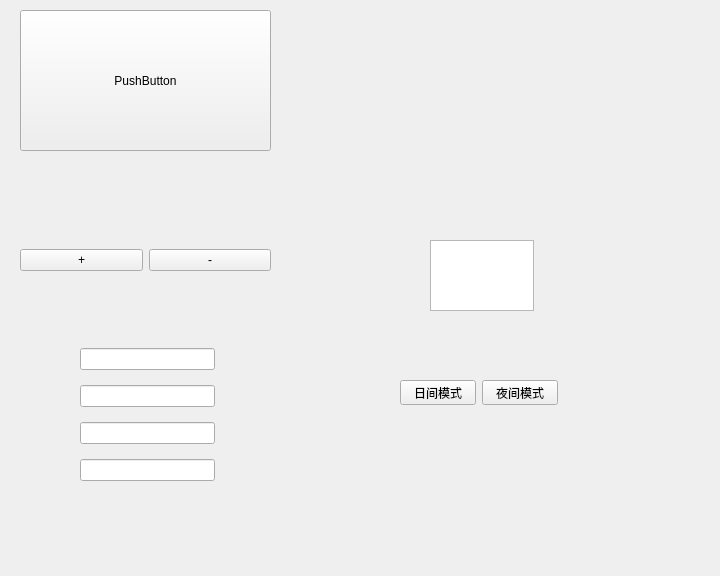
This is QWidget/widget.ui in EWIAW/Qt as Qt 5 draws it before an edit. The edited form follows.
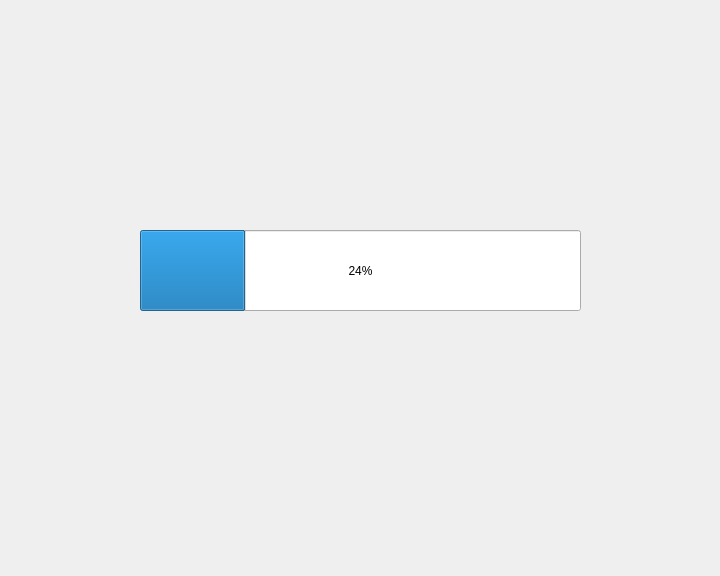
This is the edited form.

The edit to the form file:
```diff
--- a/QWidget/widget.ui
+++ b/QWidget/widget.ui
@@ -16,108 +16,19 @@
   <property name="windowTitle">
    <string>Widget</string>
   </property>
-  <widget class="QPushButton" name="pushButton">
+  <widget class="QProgressBar" name="progressBar">
    <property name="geometry">
     <rect>
-     <x>20</x>
-     <y>10</y>
-     <width>251</width>
-     <height>141</height>
-    </rect>
-   </property>
-   <property name="cursor">
-    <cursorShape>WaitCursor</cursorShape>
-   </property>
-   <property name="text">
-    <string>PushButton</string>
-   </property>
-  </widget>
-  <widget class="QWidget" name="layoutWidget">
-   <property name="geometry">
-    <rect>
-     <x>20</x>
-     <y>220</y>
-     <width>251</width>
+     <x>140</x>
+     <y>230</y>
+     <width>441</width>
      <height>81</height>
     </rect>
    </property>
-   <layout class="QHBoxLayout" name="horizontalLayout">
-    <item>
-     <widget class="QPushButton" name="pushButton_add">
-      <property name="text">
-       <string>+</string>
-      </property>
-     </widget>
-    </item>
-    <item>
-     <widget class="QPushButton" name="pushButton_sub">
-      <property name="text">
-       <string>-</string>
-      </property>
-     </widget>
-    </item>
-   </layout>
-  </widget>
-  <widget class="QTextEdit" name="textEdit">
-   <property name="geometry">
-    <rect>
-     <x>430</x>
-     <y>240</y>
-     <width>104</width>
-     <height>71</height>
-    </rect>
+   <property name="value">
+    <number>24</number>
    </property>
   </widget>
-  <widget class="QWidget" name="">
-   <property name="geometry">
-    <rect>
-     <x>80</x>
-     <y>339</y>
-     <width>135</width>
-     <height>151</height>
-    </rect>
-   </property>
-   <layout class="QVBoxLayout" name="verticalLayout">
-    <item>
-     <widget class="QLineEdit" name="lineEdit"/>
-    </item>
-    <item>
-     <widget class="QLineEdit" name="lineEdit_2"/>
-    </item>
-    <item>
-     <widget class="QLineEdit" name="lineEdit_3"/>
-    </item>
-    <item>
-     <widget class="QLineEdit" name="lineEdit_4"/>
-    </item>
-   </layout>
-  </widget>
-  <widget class="QWidget" name="">
-   <property name="geometry">
-    <rect>
-     <x>400</x>
-     <y>380</y>
-     <width>158</width>
-     <height>25</height>
-    </rect>
-   </property>
-   <layout class="QHBoxLayout" name="horizontalLayout_2">
-    <item>
-     <widget class="QPushButton" name="pushButton_light">
-      <property name="text">
-       <string>日间模式</string>
-      </property>
-     </widget>
-    </item>
-    <item>
-     <widget class="QPushButton" name="pushButton_dark">
-      <property name="text">
-       <string>夜间模式</string>
-      </property>
-     </widget>
-    </item>
-   </layout>
-  </widget>
  </widget>
  <resources/>
  <connections/>
```
